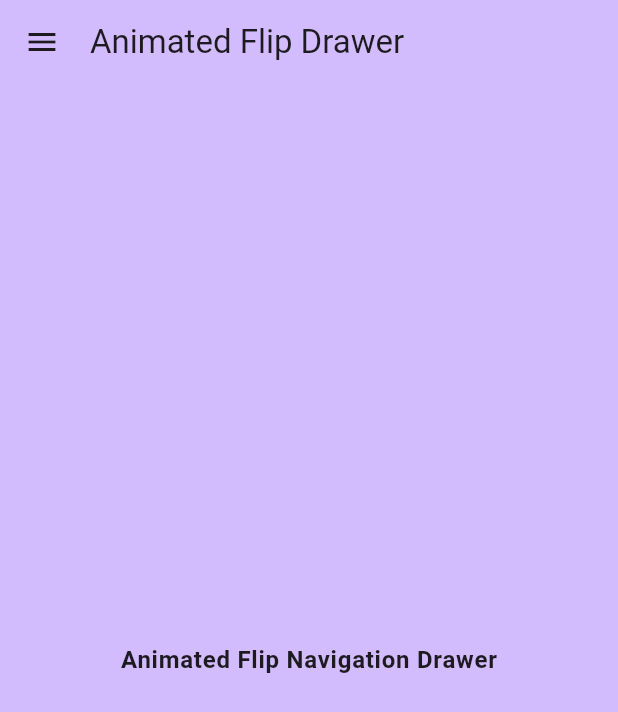
After one commit to MohamedMohamedSaleh/Animations, a Flutter app: the screen it shows after launch, after a tap on "Animated Flip Drawer", on a phone screen of 412 x 824 dp. The commit adds this screen. Shown: the top 712 px of the screen. Run offline on Flutter 3.47's test engine with Material 3 defaults, Android fonts, the phone set to English and light mode, and no system bars.

Commit message:
add drawer flip animation

```diff
--- a/lib/home/home_page.dart
+++ b/lib/home/home_page.dart
@@ -1,5 +1,6 @@
 import 'package:animations/core/helper_methods.dart';
 import 'package:animations/home/screens/animated_navigation_drawer.dart';
+import 'package:animations/home/screens/drawer_flip.dart';
 import 'package:animations/home/screens/floating_action_button.dart';
 import 'package:flutter/material.dart';
 
@@ -28,6 +29,14 @@ class _MyHomePageState extends State<MyHomePage> {
               title: "Animated Navigation Drawer",
               onTap: () =>
                   navigateTo(context, toPage: const AnimatedNavigationDrawer()),
+            ),
+            const SizedBox(
+              height: 20,
+            ),
+            AnimationWidget(
+              title: "Animated Flip Drawer",
+              onTap: () =>
+                  navigateTo(context, toPage: const DrawerFlipAnimation()),
             ),
             const SizedBox(
               height: 20,
@@ -70,9 +79,20 @@ class AnimationWidget extends StatelessWidget {
               ]),
           child: Padding(
             padding: const EdgeInsets.all(10.0),
-            child: Text(
-              title,
-              style: Theme.of(context).textTheme.bodyMedium,
+            child: Row(
+              children: [
+                const Icon(
+                  Icons.animation_rounded,
+                  color: Colors.deepPurpleAccent,
+                ),
+                const SizedBox(
+                  width: 10,
+                ),
+                Text(
+                  title,
+                  style: Theme.of(context).textTheme.bodyLarge,
+                ),
+              ],
             ),
           ),
         ),
--- /dev/null
+++ b/lib/home/screens/drawer_flip.dart
@@ -0,0 +1,254 @@
+import 'dart:math';
+
+import 'package:flutter/material.dart';
+import 'package:flutter/widgets.dart';
+
+class DrawerFlipAnimation extends StatefulWidget {
+  const DrawerFlipAnimation({super.key});
+
+  @override
+  State<DrawerFlipAnimation> createState() => _DrawerFlipAnimationState();
+}
+
+class _DrawerFlipAnimationState extends State<DrawerFlipAnimation>
+    with SingleTickerProviderStateMixin {
+  late AnimationController animationController;
+
+  @override
+  void initState() {
+    super.initState();
+
+    animationController = AnimationController(
+      vsync: this,
+      duration: const Duration(milliseconds: 500),
+    );
+  }
+
+  @override
+  void dispose() {
+    animationController.dispose();
+    super.dispose();
+  }
+
+  void toggle() {
+    if (animationController.isDismissed) {
+      animationController.forward();
+    } else if (animationController.isCompleted) {
+      animationController.reverse();
+    } else {
+      animationController.forward();
+    }
+  }
+
+  double maxSlide = 200.0;
+  late Offset _dragStartOffset;
+  bool _canBeDragged = false;
+  void _onDragStart(DragStartDetails details) {
+    // store the global position of the finger when it starts dragging
+    _dragStartOffset = details.globalPosition;
+    bool isDragOpenFromLeft = animationController.isDismissed &&
+        details.globalPosition.dx < maxSlide &&
+        details.globalPosition.dy > 20;
+    bool isDragCloseFromRight =
+        animationController.isCompleted && details.globalPosition.dx > maxSlide;
+    _canBeDragged = (isDragOpenFromLeft || isDragCloseFromRight);
+  }
+
+  void _onDragUpdate(DragUpdateDetails details) {
+    double dx = details.globalPosition.dx - _dragStartOffset.dx;
+    double dy = details.globalPosition.dy - _dragStartOffset.dy;
+    if (_canBeDragged && dx.abs() - dy.abs() > 20) {
+      double delta = (details.primaryDelta ?? 0) / maxSlide;
+      animationController.value += delta;
+    }
+  }
+
+  void _onDragEnd(DragEndDetails details) {
+    if (animationController.isDismissed || animationController.isCompleted) {
+      return;
+    }
+    if (details.velocity.pixelsPerSecond.dx.abs() >= 365.0) {
+      double visualVelocity = details.velocity.pixelsPerSecond.dx /
+          MediaQuery.of(context).size.width;
+      animationController.fling(velocity: visualVelocity);
+    } else if (animationController.value < .5) {
+      animationController.reverse();
+    } else {
+      animationController.forward();
+    }
+  }
+
+  @override
+  Widget build(BuildContext context) {
+    return AnimatedBuilder(
+      animation: animationController,
+      builder: (context, child) => GestureDetector(
+        onTap: () => toggle(),
+        onHorizontalDragStart: _onDragStart,
+        onHorizontalDragUpdate: _onDragUpdate,
+        onHorizontalDragEnd: _onDragEnd,
+        child: ColoredBox(
+          color: Colors.white,
+          child: Stack(
+            children: [
+              Transform.translate(
+                offset: Offset(
+                    MediaQuery.of(context).size.width *
+                        .80 *
+                        (animationController.value - 1),
+                    0),
+                child: Transform(
+                    transform: Matrix4.identity()
+                      ..setEntry(3, 2, 0.001)
+                      ..rotateY(pi / 2 * (1 - animationController.value)),
+                    alignment: Alignment.centerRight,
+                    child: const MyDrawerNow()),
+              ),
+              Transform.translate(
+                offset: Offset(
+                    MediaQuery.of(context).size.width *
+                        .80 *
+                        animationController.value,
+                    0),
+                child: Transform(
+                  transform: Matrix4.identity()
+                    ..setEntry(3, 2, 0.001)
+                    ..rotateY(-pi * animationController.value / 2),
+                  alignment: Alignment.centerLeft,
+                  child: Scaffold(
+                    backgroundColor:
+                        Theme.of(context).colorScheme.inversePrimary,
+                    appBar: AppBar(
+                      backgroundColor:
+                          Theme.of(context).colorScheme.inversePrimary,
+                      automaticallyImplyLeading: false,
+                      title: Row(
+                        children: [
+                          GestureDetector(
+                              onTap: () {
+                                print("object");
+                                toggle();
+                              },
+                              child: const Icon(Icons.menu)),
+                          const SizedBox(
+                            width: 20,
+                          ),
+                          const Text("Animated Flip Drawer"),
+                        ],
+                      ),
+                    ),
+                    body: Center(
+                      child: Text("Animated Flip Navigation Drawer",
+                          style: Theme.of(context)
+                              .textTheme
+                              .bodyLarge
+                              ?.copyWith(fontWeight: FontWeight.bold)),
+                    ),
+                  ),
+                ),
+              ),
+            ],
+          ),
+        ),
+      ),
+    );
+  }
+}
+
+class MyDrawerNow extends StatelessWidget {
+  const MyDrawerNow({super.key});
+
+  @override
+  Widget build(BuildContext context) {
+    return Drawer(
+      shape: const RoundedRectangleBorder(),
+      width: MediaQuery.of(context).size.width * .80,
+      backgroundColor: Theme.of(context).primaryColor,
+      child: Column(
+        children: [
+          const SizedBox(
+            height: 70,
+          ),
+          // Drawer Header
+          Container(
+            alignment: Alignment.center,
+            width: 100,
+            height: 100,
+            decoration: BoxDecoration(
+              borderRadius: BorderRadius.circular(50),
+              color: const Color.fromARGB(255, 101, 51, 238),
+            ),
+            child: const Text(
+              'Menu',
+              style: TextStyle(
+                color: Colors.white,
+                fontSize: 24,
+              ),
+            ),
+          ),
+          // Drawer Menu Items
+          ListTile(
+            leading: const Icon(Icons.home, color: Colors.white),
+            title: const Text(
+              'Home',
+              style: TextStyle(color: Colors.white),
+            ),
+            onTap: () {},
+          ),
+          ListTile(
+            leading: const Icon(Icons.settings, color: Colors.white),
+            title: const Text(
+              'Settings',
+              style: TextStyle(color: Colors.white),
+            ),
+            onTap: () {
+              // Add your onTap code here
+            },
+          ),
+          ListTile(
+            leading: const Icon(Icons.contact_page, color: Colors.white),
+            title: const Text(
+              'Contact',
+              style: TextStyle(color: Colors.white),
+            ),
+            onTap: () {
+              // Add your onTap code here
+            },
+          ),
+          ListTile(
+            leading: const Icon(Icons.description_sharp, color: Colors.white),
+            title: const Text(
+              'About Us',
+              style: TextStyle(color: Colors.white),
+            ),
+            onTap: () {
+              // Close the drawer and navigate
+
+              // Add your onTap code here (e.g., navigate to another screen)
+            },
+          ),
+          ListTile(
+            leading: const Icon(Icons.dark_mode, color: Colors.white),
+            title: const Text(
+              'Theme',
+              style: TextStyle(color: Colors.white),
+            ),
+            onTap: () {
+              // Add your onTap code here
+            },
+          ),
+          ListTile(
+            leading: const Icon(Icons.contact_page, color: Colors.white),
+            title: const Text(
+              'Contact',
+              style: TextStyle(color: Colors.white),
+            ),
+            onTap: () {
+              // Add your onTap code here
+            },
+          ),
+        ],
+      ),
+    );
+  }
+}
```
Also changed, not shown: lib/home/screens/animated_navigation_drawer.dart (+3 -105 lines), lib/home/screens/widgets/my_drawer.dart (added, +105 -0 lines).
